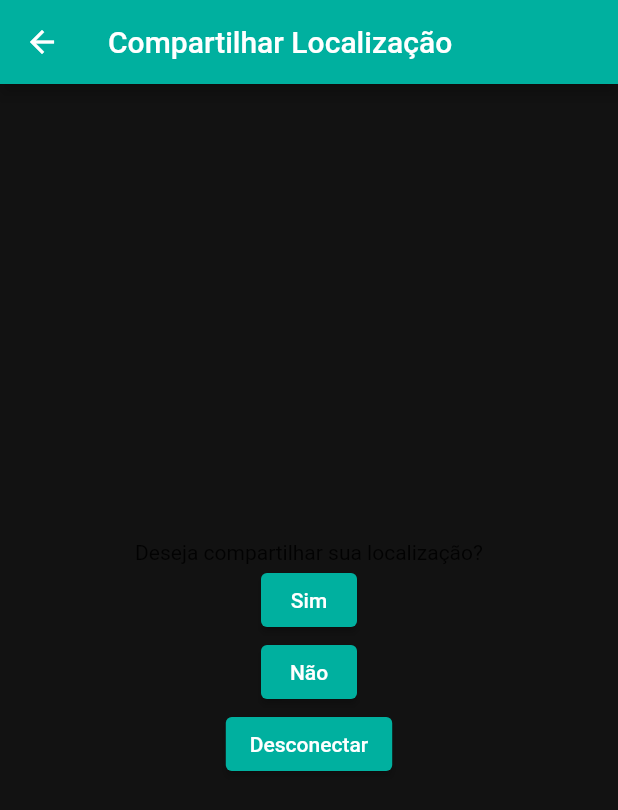
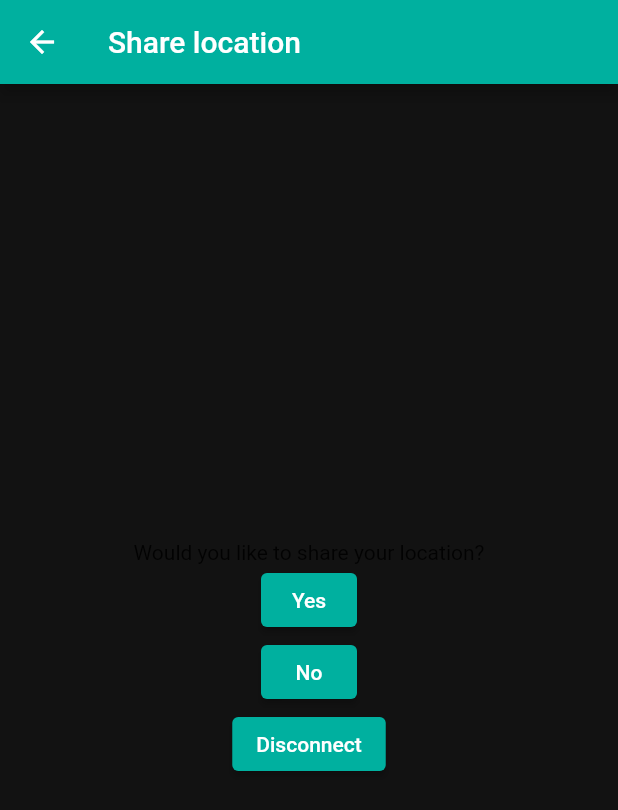
Before and after one commit to murosfc/findme, a Flutter app: the LocationConfirmationPage screen opened by its route, on a phone screen of 412 x 824 dp. Shown: the top 810 px of the screen. Run offline on Flutter 3.47's test engine with Material 2 defaults, Android fonts, the phone set to English and light mode, and no system bars; our stand-ins replace firebase_core, firebase_messaging, flutter_local_notifications, flutter_secure_storage, geolocator, localization and 4 more; missing offline and left inert: arcore_flutter_plugin; accounts and stored records are empty; network calls fail.

Commit message:
Adicionada localização em compartilhar local

```diff
--- a/lib/i18n/en_US.json
+++ b/lib/i18n/en_US.json
@@ -55,5 +55,8 @@
     "unblock-contact": "unblock contact",
     "delete-contact": "delete contact",
     "approve-request": "approve request",
-    "remove-request": "remove request"
+    "remove-request": "remove request",
+    "share-location": "Share location",
+    "share-location-question": "Would you like to share your location?",
+    "disconnect": "Disconnect"
 }
--- a/lib/i18n/pt_BR.json
+++ b/lib/i18n/pt_BR.json
@@ -55,5 +55,8 @@
     "unblock-contact": "desbloquear contato",
     "delete-contact": "remover contato",
     "approve-request": "aprovar solicitação",
-    "remove-request": "remover solicitação"
+    "remove-request": "remover solicitação",
+    "share-location": "Compartilhar localização",
+    "share-location-question": "Deseja compartilhar sua localização?",
+    "disconnect": "Desconectar"
 }
--- a/lib/main.dart
+++ b/lib/main.dart
@@ -1,5 +1,6 @@
 import 'package:findme/colors/VisualIdColors.dart';
 import 'package:findme/pages/ARScreen.dart';
+import 'package:findme/pages/FindnMeHome.dart';
 import 'package:findme/pages/LoadingScreen.dart';
 import 'package:findme/pages/Location/LocationConfirmation.dart';
 import 'package:findme/pages/Location/LiveLocationUpdates.dart';
@@ -50,6 +51,7 @@ class MyApp extends StatelessWidget {
       routes: {
         '/location-confirmation': (context) => LocationConfirmationPage(),
         '/live_location_updates': (context) => ARScreen(),
+        '/home':(context) => FindnMeHome(),
       },
       debugShowCheckedModeBanner: false,
     );
--- a/lib/model/RealTimeLocation.dart
+++ b/lib/model/RealTimeLocation.dart
@@ -9,6 +9,8 @@ class RealTimeLocation {
   late Timer shareLocationTimer;
   late double distance = 0.0;
   late double bearing = 0.0;
+
+  final _API_URL = 'https://findme-real-time-location.onrender.com/';
 
   String generateRoomId() {
     // Generate a random room ID
@@ -23,7 +25,7 @@ class RealTimeLocation {
 
   void connect() {
     socket = IO.io(
-        'https://findme-real-time-location.onrender.com/', <String, dynamic>{
+        _API_URL, <String, dynamic>{
       'transports': ['websocket'],
       'autoConnect': false,
     });
--- a/lib/pages/ARScreen.dart
+++ b/lib/pages/ARScreen.dart
@@ -37,7 +37,7 @@ class _ARScreenState extends State<ARScreen> {
       showRightArrow = false;
   int imageIndex = 0;
   late List<String> rightArrows, leftArrows, downArrows, upArrows;
-  final int IMAGE_CHANGE_PERIOD_MS = 100;
+  final int IMAGE_CHANGE_PERIOD_MS = 150;
   late Positioned arrow;
   late Timer timer;
 
--- a/lib/pages/Location/LocationConfirmation.dart
+++ b/lib/pages/Location/LocationConfirmation.dart
@@ -1,10 +1,13 @@
 import 'package:findme/model/RealTimeLocation.dart';
 import 'package:flutter/material.dart';
 import 'package:geolocator/geolocator.dart';
+import 'package:localization/localization.dart';
 
 import '../../model/LocationHandler.dart';
 import 'package:permission_handler/permission_handler.dart';
 import 'package:socket_io_client/socket_io_client.dart' as IO;
+
+import '../FindnMeHome.dart';
 
 class LocationConfirmationPage extends StatefulWidget {
   @override
@@ -19,33 +22,44 @@ class _LocationConfirmationPageState extends State<LocationConfirmationPage> {
   Widget build(BuildContext context) {
     return Scaffold(
       appBar: AppBar(
-        title: Text('Compartilhar Localização'),
+        title: Text('share-location'.i18n()),
       ),
       body: Center(
         child: Column(
           mainAxisAlignment: MainAxisAlignment.center,
           children: [
-            Text('Deseja compartilhar sua localização?'),
+            Text('share-location-question'.i18n()),
             ElevatedButton(
-              child: Text('Sim'),
+              child: Text('yes'.i18n()),
               onPressed: () {
                 _shareLocation(true);
               },
             ),
             ElevatedButton(
-              child: Text('Não'),
+              child: Text('no'.i18n()),
               onPressed: () {
                 _shareLocation(false);
+                _returnHome();
               },
             ),
             ElevatedButton(
-              child: Text('Desconectar'),
+              child: Text('disconnect'.i18n()),
               onPressed: () {
                 _disconnect();
+                _returnHome();
               },
             ),
           ],
         ),
+      ),
+    );
+  }
+
+  _returnHome() {
+    Navigator.pushReplacement(
+      context,
+      MaterialPageRoute(
+        builder: (context) => FindnMeHome(),
       ),
     );
   }
```
